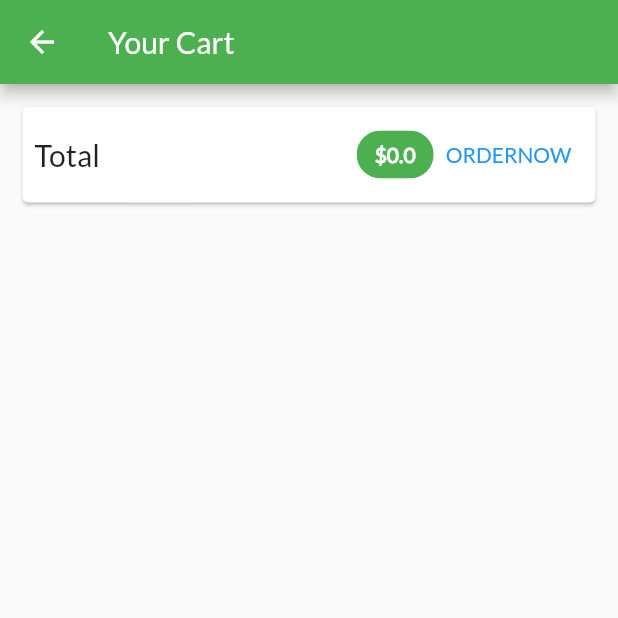
After one commit to lynnphoann/E-Shop, a Flutter app: the CartScreen screen opened by its route, on a phone screen of 412 x 824 dp, the top half of it. The commit adds this screen. Run offline on Flutter 3.47's test engine with Material 2 defaults, Android fonts, the phone set to English and light mode, and no system bars; network calls fail.

Commit message:
cart itemcard stage1

```diff
--- a/lib/Providers/Cart.dart
+++ b/lib/Providers/Cart.dart
@@ -22,6 +22,14 @@ class Cart with ChangeNotifier {
 
   int get itemsCount {
     return _items.length;
+  }
+
+  double get totalAmount {
+    double amount = 0.00;
+    _items.forEach((key, value) {
+      amount += value.price * value.quantity;
+    });
+    return amount;
   }
 
   void addItem(String productId, double price, String title) {
--- /dev/null
+++ b/lib/Screens/cartScreen.dart
@@ -0,0 +1,54 @@
+import 'package:eshop/Providers/Cart.dart';
+import 'package:flutter/material.dart';
+import 'package:flutter/src/widgets/framework.dart';
+import 'package:flutter/src/widgets/placeholder.dart';
+import 'package:provider/provider.dart';
+
+class CartScreen extends StatelessWidget {
+  const CartScreen({super.key});
+
+  static const routename = "/cartScreen";
+
+  @override
+  Widget build(BuildContext context) {
+    final cart = Provider.of<Cart>(context);
+    return Scaffold(
+      appBar: AppBar(
+        title: Text("Your Cart"),
+      ),
+      body: Column(
+        children: [
+          Card(
+            margin: EdgeInsets.all(15),
+            child: Padding(
+              padding: EdgeInsets.all(8),
+              child: Row(
+                mainAxisAlignment: MainAxisAlignment.spaceBetween,
+                children: [
+                  Text(
+                    "Total",
+                    style: TextStyle(fontSize: 20),
+                  ),
+                  Spacer(),
+                  Chip(
+                      label: Text(
+                        "\$${cart.totalAmount}",
+                        style: TextStyle(
+                          color: Theme.of(context)
+                              .primaryTextTheme
+                              .titleMedium
+                              ?.color,
+                          fontWeight: FontWeight.w600,
+                        ),
+                      ),
+                      backgroundColor: Colors.green),
+                  TextButton(onPressed: () {}, child: Text("ORDERNOW"))
+                ],
+              ),
+            ),
+          )
+        ],
+      ),
+    );
+  }
+}
--- a/lib/Screens/productOverview.dart
+++ b/lib/Screens/productOverview.dart
@@ -1,5 +1,6 @@
 // ignore: file_names
 import 'package:eshop/Providers/Cart.dart';
+import 'package:eshop/Screens/cartScreen.dart';
 import 'package:eshop/Widgets/budge.dart';
 import 'package:eshop/Widgets/product_grid.dart';
 import 'package:flutter/material.dart';
@@ -48,7 +49,9 @@ class _ProductOverviewScreenState extends State<ProductOverviewScreen> {
                 Budge(value: cart.itemsCount.toString(), child: ch!),
             child: IconButton(
               icon: Icon(Icons.shopping_cart),
-              onPressed: () {},
+              onPressed: () {
+                Navigator.of(context).pushNamed(CartScreen.routename);
+              },
             ),
           )
         ],
--- a/lib/main.dart
+++ b/lib/main.dart
@@ -1,5 +1,6 @@
 import 'package:eshop/Providers/Cart.dart';
 import 'package:eshop/Providers/Products.dart';
+import 'package:eshop/Screens/cartScreen.dart';
 import 'package:eshop/Screens/productDetails.dart';
 import 'package:eshop/Screens/productOverview.dart';
 import 'package:flutter/material.dart';
@@ -34,7 +35,8 @@ class MyApp extends StatelessWidget {
             fontFamily: 'lato'),
         home: ProductOverviewScreen(),
         routes: {
-          ProductDetailsScreen.routeName: (context) => ProductDetailsScreen()
+          ProductDetailsScreen.routeName: (context) => ProductDetailsScreen(),
+          CartScreen.routename: (context) => CartScreen(),
         },
       ),
     );
```
